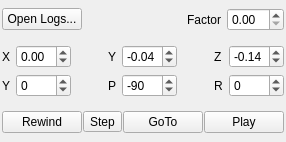
This is basestation/logplayer.ui in wpfhtl/octocopter as Qt 5 draws it before an edit. The edited form follows.
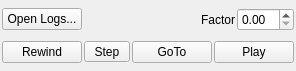
This is the edited form.

```diff
--- a/basestation/logplayer.ui
+++ b/basestation/logplayer.ui
@@ -6,8 +6,8 @@
    <rect>
     <x>0</x>
     <y>0</y>
-    <width>220</width>
-    <height>142</height>
+    <width>296</width>
+    <height>71</height>
    </rect>
   </property>
   <property name="sizePolicy">
@@ -18,8 +18,8 @@
   </property>
   <property name="minimumSize">
    <size>
-    <width>220</width>
-    <height>134</height>
+    <width>296</width>
+    <height>71</height>
    </size>
   </property>
   <property name="windowTitle">
@@ -36,6 +36,9 @@
     <enum>Qt::DefaultContextMenu</enum>
    </property>
    <layout class="QVBoxLayout" name="verticalLayout">
+    <property name="spacing">
+     <number>2</number>
+    </property>
     <property name="leftMargin">
      <number>2</number>
     </property>
@@ -50,6 +53,9 @@
     </property>
     <item>
      <layout class="QHBoxLayout" name="horizontalLayout">
+      <property name="spacing">
+       <number>2</number>
+      </property>
       <item>
        <widget class="QPushButton" name="mPushButtonOpenLogs">
         <property name="text">
@@ -86,193 +92,10 @@
       </item>
      </layout>
     </item>
-    <item>
-     <layout class="QGridLayout" name="gridLayout">
-      <item row="0" column="0">
-       <widget class="QLabel" name="label_3">
-        <property name="text">
-         <string>X</string>
-        </property>
-       </widget>
-      </item>
-      <item row="0" column="1">
-       <widget class="QDoubleSpinBox" name="mSpinBoxLaserScannerX">
-        <property name="minimum">
-         <double>-1.000000000000000</double>
-        </property>
-        <property name="maximum">
-         <double>1.000000000000000</double>
-        </property>
-        <property name="singleStep">
-         <double>0.010000000000000</double>
-        </property>
-        <property name="value">
-         <double>0.000000000000000</double>
-        </property>
-       </widget>
-      </item>
-      <item row="0" column="3">
-       <widget class="QLabel" name="label_6">
-        <property name="text">
-         <string>Y</string>
-        </property>
-       </widget>
-      </item>
-      <item row="0" column="4">
-       <widget class="QDoubleSpinBox" name="mSpinBoxLaserScannerY">
-        <property name="minimumSize">
-         <size>
-          <width>0</width>
-          <height>0</height>
-         </size>
-        </property>
-        <property name="minimum">
-         <double>-1.000000000000000</double>
-        </property>
-        <property name="maximum">
-         <double>1.000000000000000</double>
-        </property>
-        <property name="singleStep">
-         <double>0.010000000000000</double>
-        </property>
-        <property name="value">
-         <double>-0.040000000000000</double>
-        </property>
-       </widget>
-      </item>
-      <item row="0" column="6">
-       <widget class="QLabel" name="label_7">
-        <property name="text">
-         <string>Z</string>
-        </property>
-       </widget>
-      </item>
-      <item row="0" column="7">
-       <widget class="QDoubleSpinBox" name="mSpinBoxLaserScannerZ">
-        <property name="minimum">
-         <double>-1.000000000000000</double>
-        </property>
-        <property name="maximum">
-         <double>1.000000000000000</double>
-        </property>
-        <property name="singleStep">
-         <double>0.010000000000000</double>
-        </property>
-        <property name="value">
-         <double>-0.140000000000000</double>
-        </property>
-       </widget>
-      </item>
-      <item row="1" column="0">
-       <widget class="QLabel" name="label">
-        <property name="text">
-         <string>Y</string>
-        </property>
-       </widget>
-      </item>
-      <item row="1" column="1">
-       <widget class="QDoubleSpinBox" name="mSpinBoxLaserScannerYaw">
-        <property name="decimals">
-         <number>0</number>
-        </property>
-        <property name="minimum">
-         <double>-180.000000000000000</double>
-        </property>
-        <property name="maximum">
-         <double>180.000000000000000</double>
-        </property>
-        <property name="singleStep">
-         <double>0.500000000000000</double>
-        </property>
-       </widget>
-      </item>
-      <item row="1" column="3">
-       <widget class="QLabel" name="label_4">
-        <property name="text">
-         <string>P</string>
-        </property>
-       </widget>
-      </item>
-      <item row="1" column="4">
-       <widget class="QDoubleSpinBox" name="mSpinBoxLaserScannerPitch">
-        <property name="minimumSize">
-         <size>
-          <width>0</width>
-          <height>0</height>
-         </size>
-        </property>
-        <property name="decimals">
-         <number>0</number>
-        </property>
-        <property name="minimum">
-         <double>-180.000000000000000</double>
-        </property>
-        <property name="maximum">
-         <double>180.000000000000000</double>
-        </property>
-        <property name="singleStep">
-         <double>0.500000000000000</double>
-        </property>
-        <property name="value">
-         <double>-90.000000000000000</double>
-        </property>
-       </widget>
-      </item>
-      <item row="1" column="6">
-       <widget class="QLabel" name="label_5">
-        <property name="text">
-         <string>R</string>
-        </property>
-       </widget>
-      </item>
-      <item row="1" column="7">
-       <widget class="QDoubleSpinBox" name="mSpinBoxLaserScannerRoll">
-        <property name="decimals">
-         <number>0</number>
-        </property>
-        <property name="minimum">
-         <double>-180.000000000000000</double>
-        </property>
-        <property name="singleStep">
-         <double>0.500000000000000</double>
-        </property>
-        <property name="value">
-         <double>0.000000000000000</double>
-        </property>
-       </widget>
-      </item>
-      <item row="1" column="2">
-       <spacer name="horizontalSpacer_3">
-        <property name="orientation">
-         <enum>Qt::Horizontal</enum>
-        </property>
-        <property name="sizeHint" stdset="0">
-         <size>
-          <width>40</width>
-          <height>20</height>
-         </size>
-        </property>
-       </spacer>
-      </item>
-      <item row="1" column="5">
-       <spacer name="horizontalSpacer_4">
-        <property name="orientation">
-         <enum>Qt::Horizontal</enum>
-        </property>
-        <property name="sizeHint" stdset="0">
-         <size>
-          <width>40</width>
-          <height>20</height>
-         </size>
-        </property>
-       </spacer>
-      </item>
-     </layout>
-    </item>
     <item>
      <layout class="QHBoxLayout" name="horizontalLayout_3">
       <property name="spacing">
-       <number>1</number>
+       <number>2</number>
       </property>
       <item>
        <widget class="QPushButton" name="mPushButtonRewind">
```
